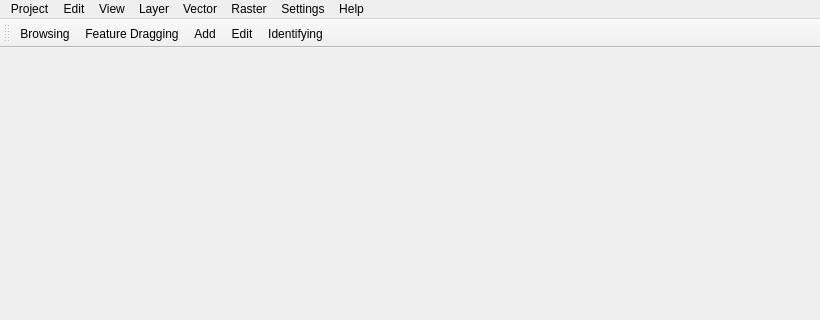
Above: ui/raw/_mainwindow.ui from yiguanxianyu/PiGIS before the change; both pictures show x 0 to 820 and y 0 to 320 of the 820 by 597 pixel window. Below: the same form after it.
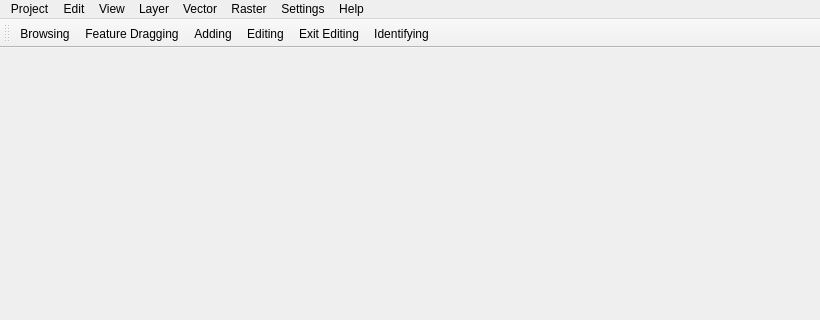
That is the form after the change.

Diff of the .ui file:
```diff
--- a/ui/raw/_mainwindow.ui
+++ b/ui/raw/_mainwindow.ui
@@ -157,8 +157,9 @@
    </attribute>
    <addaction name="actionBrowsing"/>
    <addaction name="actionFeatureDragging"/>
-   <addaction name="actionAdd"/>
-   <addaction name="actionEdit"/>
+   <addaction name="actionAdding"/>
+   <addaction name="actionEditing"/>
+   <addaction name="actionExitEditing"/>
    <addaction name="actionIdentifying"/>
   </widget>
   <action name="actionProjectNew">
@@ -297,14 +298,20 @@
     <string>Feature Dragging</string>
    </property>
   </action>
-  <action name="actionAdd">
+  <action name="actionAdding">
    <property name="text">
-    <string>Add</string>
+    <string>Adding</string>
+   </property>
+   <property name="toolTip">
+    <string>Adding</string>
    </property>
   </action>
-  <action name="actionEdit">
+  <action name="actionEditing">
    <property name="text">
-    <string>Edit</string>
+    <string>Editing</string>
+   </property>
+   <property name="toolTip">
+    <string>Editing</string>
    </property>
   </action>
   <action name="actionBrowsing">
@@ -323,6 +330,14 @@
     <string>Identifying</string>
    </property>
   </action>
+  <action name="actionExitEditing">
+   <property name="text">
+    <string>Exit Editing</string>
+   </property>
+   <property name="toolTip">
+    <string>Exit Editing</string>
+   </property>
+  </action>
  </widget>
  <resources/>
  <connections>
```
Left out of the diff: 4 changed lines with no effect on the pictures.
